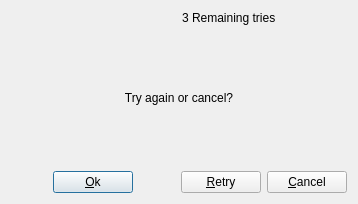
12019/svn.gov.pt, file _src/eidmw/dialogs/dialogsQTsrv/dlgWndBadPIN.ui: the form before one commit.
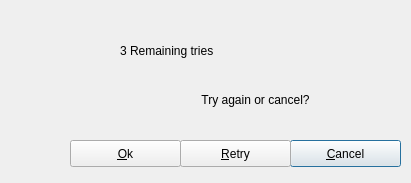
The form after the commit.

Commit message: Improving translations, Fix PKCS#11 sign problems, Fix Layout Application, including SDK, Fix Certificates Tree, Install all certificates on Windows, Support PinPad Reader, others

```diff
--- a/_src/eidmw/dialogs/dialogsQTsrv/dlgWndBadPIN.ui
+++ b/_src/eidmw/dialogs/dialogsQTsrv/dlgWndBadPIN.ui
@@ -1,126 +1,110 @@
 <ui version="4.0" >
  <class>dlgWndBadPIN</class>
- <widget class="QDialog" name="dlgWndBadPIN" >
-  <property name="geometry" >
+ <widget class="QDialog" name="dlgWndBadPIN">
+  <property name="geometry">
    <rect>
     <x>0</x>
     <y>0</y>
-    <width>344</width>
-    <height>204</height>
+    <width>411</width>
+    <height>183</height>
    </rect>
   </property>
   <property name="windowTitle" >
    <string>dlgWndBadPIN</string>
   </property>
-  <layout class="QGridLayout" >
-   <item row="0" column="0" >
-    <layout class="QHBoxLayout" >
-     <item>
-      <widget class="QLabel" name="lblIcon" >
-       <property name="text" >
-        <string/>
-       </property>
-      </widget>
-     </item>
-     <item>
-      <widget class="QLabel" name="lblHeader" >
-       <property name="text" >
-        <string>3 Remaining tries</string>
-       </property>
-      </widget>
-     </item>
-    </layout>
-   </item>
-   <item row="1" column="0" >
-    <spacer>
-     <property name="orientation" >
-      <enum>Qt::Vertical</enum>
-     </property>
-     <property name="sizeHint" >
-      <size>
-       <width>336</width>
-       <height>16</height>
-      </size>
-     </property>
-    </spacer>
-   </item>
-   <item row="2" column="0" >
-    <widget class="QLabel" name="lblCenter" >
-     <property name="text" >
-      <string>Try again or cancel?</string>
-     </property>
-     <property name="alignment" >
-      <set>Qt::AlignCenter|Qt::AlignHCenter|Qt::AlignLeading|Qt::AlignLeft|Qt::AlignVCenter</set>
-     </property>
-    </widget>
-   </item>
-   <item row="3" column="0" >
-    <spacer>
-     <property name="orientation" >
-      <enum>Qt::Vertical</enum>
-     </property>
-     <property name="sizeHint" >
-      <size>
-       <width>336</width>
-       <height>16</height>
-      </size>
-     </property>
-    </spacer>
-   </item>
-   <item row="4" column="0" >
-    <layout class="QHBoxLayout" >
-     <item>
-      <spacer>
-       <property name="orientation" >
-        <enum>Qt::Horizontal</enum>
-       </property>
-       <property name="sizeHint" >
-        <size>
-         <width>40</width>
-         <height>20</height>
-        </size>
-       </property>
-      </spacer>
-     </item>
-     <item>
-      <widget class="QPushButton" name="btnOk" >
-       <property name="text" >
-        <string>&amp;Ok</string>
-       </property>
-      </widget>
-     </item>
-     <item>
-      <spacer>
-       <property name="orientation" >
-        <enum>Qt::Horizontal</enum>
-       </property>
-       <property name="sizeHint" >
-        <size>
-         <width>40</width>
-         <height>20</height>
-        </size>
-       </property>
-      </spacer>
-     </item>
-     <item>
-      <widget class="QPushButton" name="btnRetry" >
-       <property name="text" >
-        <string>&amp;Retry</string>
-       </property>
-      </widget>
-     </item>
-     <item>
-      <widget class="QPushButton" name="btnCancel" >
-       <property name="text" >
-        <string>&amp;Cancel</string>
-       </property>
-      </widget>
-     </item>
-    </layout>
-   </item>
-  </layout>
+  <widget class="QWidget" name="widget" native="true">
+   <property name="geometry">
+    <rect>
+     <x>0</x>
+     <y>0</y>
+     <width>411</width>
+     <height>181</height>
+    </rect>
+   </property>
+   <widget class="QLabel" name="lblHeader">
+    <property name="geometry">
+     <rect>
+      <x>120</x>
+      <y>30</y>
+      <width>251</width>
+      <height>41</height>
+     </rect>
+    </property>
+    <property name="text">
+     <string>3 Remaining tries</string>
+    </property>
+   </widget>
+   <widget class="QLabel" name="lblIcon">
+    <property name="geometry">
+     <rect>
+      <x>10</x>
+      <y>10</y>
+      <width>131</width>
+      <height>101</height>
+     </rect>
+    </property>
+    <property name="text">
+     <string>&lt;Icon&gt;</string>
+    </property>
+   </widget>
+   <widget class="QLabel" name="lblCenter">
+    <property name="geometry">
+     <rect>
+      <x>110</x>
+      <y>90</y>
+      <width>291</width>
+      <height>20</height>
+     </rect>
+    </property>
+    <property name="text">
+     <string>Try again or cancel?</string>
+    </property>
+    <property name="alignment">
+     <set>Qt::AlignCenter|Qt::AlignHCenter|Qt::AlignLeading|Qt::AlignLeft|Qt::AlignVCenter</set>
+    </property>
+   </widget>
+   <widget class="QPushButton" name="btnCancel">
+    <property name="geometry">
+     <rect>
+      <x>290</x>
+      <y>140</y>
+      <width>111</width>
+      <height>27</height>
+     </rect>
+    </property>
+    <property name="text">
+     <string>&amp;Cancel</string>
+    </property>
+   </widget>
+   <widget class="QPushButton" name="btnRetry">
+    <property name="geometry">
+     <rect>
+      <x>180</x>
+      <y>140</y>
+      <width>111</width>
+      <height>27</height>
+     </rect>
+    </property>
+    <property name="text">
+     <string>&amp;Retry</string>
+    </property>
+   </widget>
+   <widget class="QPushButton" name="btnOk">
+    <property name="geometry">
+     <rect>
+      <x>70</x>
+      <y>140</y>
+      <width>111</width>
+      <height>27</height>
+     </rect>
+    </property>
+    <property name="text">
+     <string>&amp;Ok</string>
+    </property>
+   </widget>
+  </widget>
  </widget>
- <layoutdefault spacing="6" margin="11" />
+ <layoutdefault spacing="6" margin="11"/>
  <resources>
   <include location="dlgs.qrc" />
  </resources>
```
Left out of the diff: 19 changed lines with no effect on the pictures. The commit also changes 140 other files.
